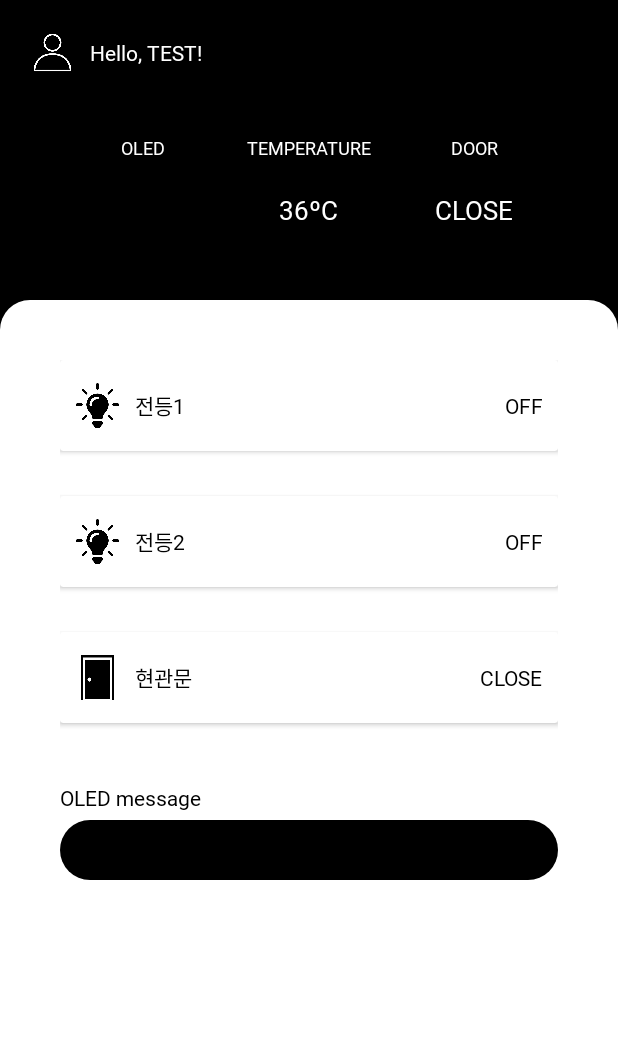
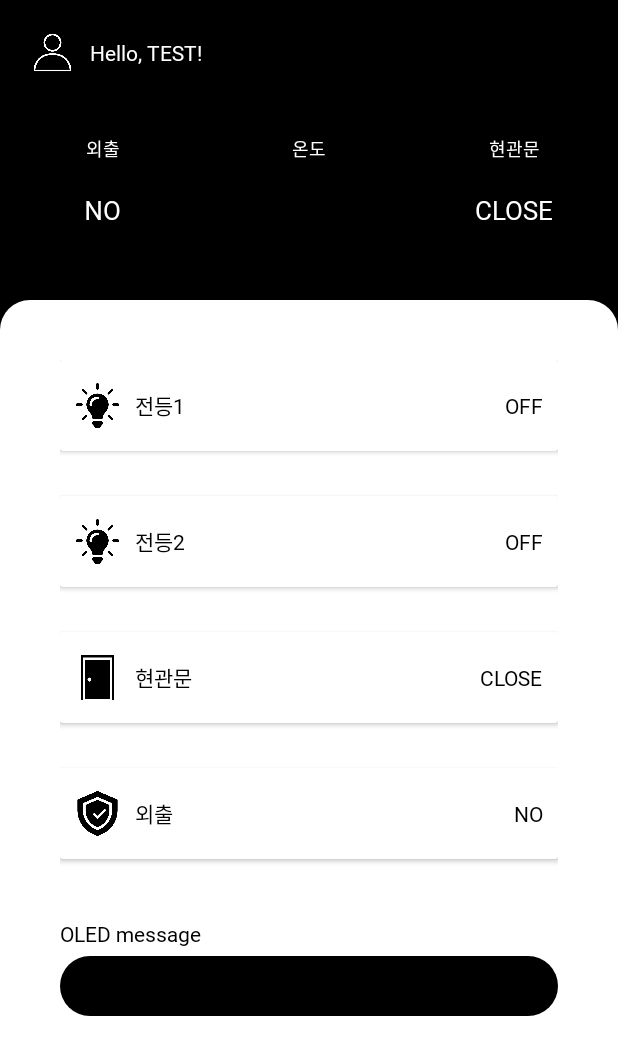
Before and after one commit to hyeonseongkang/SmartHome, an Android app: the screen it shows after launch (MainActivity), after a tap on "전등1", on a phone screen of 412 x 824 dp. Shown: the top 1055 px of the screen. Run offline under Robolectric (Android 15) with nearby library versions, the phone set to English and light mode, and no system bars; our stand-ins replace Firebase (no records; nobody signed in at launch, a user with empty details on screens opened directly), RxJava; libraries missing offline, so code that uses them is left out: com.jakewharton.rxbinding4; 9 statements that could not run were skipped.

Commit message:
feat: 외출 모드

```diff
--- a/Android/app/src/main/AndroidManifest.xml
+++ b/Android/app/src/main/AndroidManifest.xml
@@ -2,6 +2,7 @@
 <manifest xmlns:android="http://schemas.android.com/apk/res/android"
     xmlns:tools="http://schemas.android.com/tools">
 
+    <uses-permission android:name="android.permission.POST_NOTIFICATIONS" />
     <application
         android:allowBackup="true"
         android:dataExtractionRules="@xml/data_extraction_rules"
--- a/Android/app/src/main/java/com/example/android/repository/MainRepository.java
+++ b/Android/app/src/main/java/com/example/android/repository/MainRepository.java
@@ -4,6 +4,7 @@ import androidx.annotation.NonNull;
 import androidx.lifecycle.MutableLiveData;
 
 import com.example.android.model.Led;
+import com.example.android.model.Out;
 import com.google.firebase.database.DataSnapshot;
 import com.google.firebase.database.DatabaseError;
 import com.google.firebase.database.DatabaseReference;
@@ -16,21 +17,25 @@ public class MainRepository {
    private DatabaseReference temperatureRef;
    private DatabaseReference doorRef;
    private DatabaseReference oledRef;
+   private DatabaseReference outRef;
 
    private MutableLiveData<Led> ledValue;
    private MutableLiveData<String> temperatureValue;
    private MutableLiveData<Boolean> doorValue;
    private MutableLiveData<String> oledMessageValue;
+   private MutableLiveData<Out> outValue;
 
    public MainRepository() {
       ledRef = FirebaseDatabase.getInstance().getReference("led");
       temperatureRef = FirebaseDatabase.getInstance().getReference("temperature");
       doorRef = FirebaseDatabase.getInstance().getReference("door");
       oledRef = FirebaseDatabase.getInstance().getReference("oled");
+      outRef = FirebaseDatabase.getInstance().getReference("out");
       ledValue = new MutableLiveData<>();
       temperatureValue = new MutableLiveData<>();
       doorValue = new MutableLiveData<>();
       oledMessageValue = new MutableLiveData<>();
+      outValue = new MutableLiveData<>();
    }
 
    public MutableLiveData<Led> getLedLiveData() {
@@ -44,6 +49,8 @@ public class MainRepository {
    public MutableLiveData<String> getOLEDMessageLiveData() {
       return oledMessageValue;
    }
+
+   public MutableLiveData<Out> getOutLiveData() { return outValue; }
 
    public void getLed() {
       ledRef.addValueEventListener(new ValueEventListener() {
@@ -61,7 +68,7 @@ public class MainRepository {
    }
 
    public void getTemperature() {
-      temperatureRef.addListenerForSingleValueEvent(new ValueEventListener() {
+      temperatureRef.child("value").addListenerForSingleValueEvent(new ValueEventListener() {
          @Override
          public void onDataChange(@NonNull DataSnapshot snapshot) {
             String temperature = snapshot.getValue(String.class);
@@ -104,4 +111,19 @@ public class MainRepository {
          }
       });
    }
+
+   public void getSafeMode() {
+      outRef.addValueEventListener(new ValueEventListener() {
+         @Override
+         public void onDataChange(@NonNull DataSnapshot snapshot) {
+            Out out = snapshot.getValue(Out.class);
+            outValue.setValue(out);
+         }
+
+         @Override
+         public void onCancelled(@NonNull DatabaseError error) {
+
+         }
+      });
+   }
 }
--- a/Android/app/src/main/java/com/example/android/view/MainActivity.java
+++ b/Android/app/src/main/java/com/example/android/view/MainActivity.java
@@ -11,6 +11,7 @@ import android.view.View;
 
 import com.example.android.model.Led;
 import com.example.android.databinding.ActivityMainBinding;
+import com.example.android.model.Out;
 import com.example.android.util.RxAndroidUtils;
 import com.example.android.viewmodel.MainViewModel;
 
@@ -43,7 +44,8 @@ public class MainActivity extends AppCompatActivity {
         viewModel.getLed();
         viewModel.getDoor();
         viewModel.readMessageOLED();
-
+        viewModel.getTemperature();
+        viewModel.getSafeMode();
     }
 
     void initObserve() {
@@ -52,16 +54,16 @@ public class MainActivity extends AppCompatActivity {
             public void onChanged(Led led) {
                 String on = "ON";
                 String off = "OFF";
-                if (led.getRedLedState()) {
-                    binding.light1State.setText(on);
+                if (led.isRed()) {
+                    binding.redLed.setText(on);
                 } else {
-                    binding.light1State.setText(off);
+                    binding.redLed.setText(off);
                 }
 
-                if (led.getBlueLedState()) {
-                    binding.light2State.setText(on);
+                if (led.isBlue()) {
+                    binding.blueLed.setText(on);
                 } else {
-                    binding.light2State.setText(off);
+                    binding.blueLed.setText(off);
                 }
             }
         });
@@ -84,14 +86,32 @@ public class MainActivity extends AppCompatActivity {
         viewModel.getTemperatureLiveData().observe(this, new Observer<String>() {
             @Override
             public void onChanged(String s) {
-
+                binding.temperature.setText(s);
             }
         });
 
         viewModel.getOLEDMessageLiveData().observe(this, new Observer<String>() {
             @Override
             public void onChanged(String s) {
-                binding.OLEDText.setText(s);
+
+            }
+        });
+
+        viewModel.getOutLiveData().observe(this, new Observer<Out>() {
+            @Override
+            public void onChanged(Out out) {
+                String yes = "YES";
+                String no = "NO";
+                if (out.isMode()) {
+                    binding.outText.setText(yes);
+                    binding.outState.setText(yes);
+                } else {
+                    binding.outText.setText(no);
+                    binding.outState.setText(no);
+                }
+                if (out.isDetection()) {
+                    viewModel.showNotification();
+                }
             }
         });
     }
@@ -100,14 +120,14 @@ public class MainActivity extends AppCompatActivity {
         binding.light1.setOnClickListener(new View.OnClickListener() {
             @Override
             public void onClick(View view) {
-                viewModel.setLed("Red");
+                viewModel.setBlueLed();
             }
         });
 
         binding.light2.setOnClickListener(new View.OnClickListener() {
             @Override
             public void onClick(View view) {
-                viewModel.setLed("Blue");
+                viewModel.setRedLed();
             }
         });
 
@@ -117,6 +137,15 @@ public class MainActivity extends AppCompatActivity {
                 viewModel.setDoor();
             }
         });
+
+        binding.out.setOnClickListener(new View.OnClickListener() {
+            @Override
+            public void onClick(View view) {
+                viewModel.setSafeMode();
+            }
+        });
+
+
     }
 
     @SuppressLint("CheckResult")
@@ -128,7 +157,6 @@ public class MainActivity extends AppCompatActivity {
                 .subscribe(s -> {
                     Log.d(RxAndroidUtils.getInstance().getTag(), s);
                     String inputText = binding.message.getText().toString();
-                    Log.d(RxAndroidUtils.getInstance().getTag() + "!@!@", inputText);
                     viewModel.writeMessageOLED(inputText);
                 });
     }
--- a/Android/app/src/main/java/com/example/android/viewmodel/MainViewModel.java
+++ b/Android/app/src/main/java/com/example/android/viewmodel/MainViewModel.java
@@ -1,18 +1,32 @@
 package com.example.android.viewmodel;
 
 import android.app.Application;
+import android.app.Notification;
+import android.app.NotificationChannel;
+import android.app.NotificationManager;
+import android.app.PendingIntent;
+import android.content.Context;
+import android.content.Intent;
+import android.graphics.Bitmap;
+import android.graphics.BitmapFactory;
+import android.net.Uri;
+import android.os.Build;
 
 import androidx.annotation.NonNull;
+import androidx.core.app.NotificationCompat;
 import androidx.lifecycle.AndroidViewModel;
 import androidx.lifecycle.LiveData;
 
+import com.example.android.R;
 import com.example.android.model.Led;
+import com.example.android.model.Out;
 import com.example.android.repository.MainRepository;
 import com.google.firebase.database.DatabaseReference;
 import com.google.firebase.database.FirebaseDatabase;
 
 public class MainViewModel extends AndroidViewModel {
 
+   Application application;
    private MainRepository repository;
 
    private DatabaseReference ledRef;
@@ -21,22 +35,28 @@ public class MainViewModel extends AndroidViewModel {
 
    private DatabaseReference oledRef;
 
+   private DatabaseReference outRef;
+
    private LiveData<Led> ledValue;
    private LiveData<String> temperatureValue;
    private LiveData<Boolean> doorValue;
    private LiveData<String> oledMessageValue;
+   private LiveData<Out> outValue;
 
 
    public MainViewModel(@NonNull Application application) {
       super(application);
+      this.application = application;
       repository = new MainRepository();
       ledRef = FirebaseDatabase.getInstance().getReference("led");
       doorRef = FirebaseDatabase.getInstance().getReference("door");
       oledRef = FirebaseDatabase.getInstance().getReference("oled");
+      outRef = FirebaseDatabase.getInstance().getReference("out");
       ledValue = repository.getLedLiveData();
       temperatureValue = repository.getTemperatureLiveData();
       doorValue = repository.getDoorLiveData();
       oledMessageValue = repository.getOLEDMessageLiveData();
+      outValue = repository.getOutLiveData();
 
    }
 
@@ -50,22 +70,28 @@ public class MainViewModel extends AndroidViewModel {
 
    public LiveData<String> getOLEDMessageLiveData() { return  oledMessageValue; }
 
-   public void setLed(String led) {
-      Led ledList = ledValue.getValue();
-      if (ledList.getRedLed().equals(led)) {
-         if (ledList.getRedLedState()) {
-            ledList.setRedLedState(false);
-         } else {
-            ledList.setRedLedState(true);
-         }
+   public LiveData<Out> getOutLiveData() { return outValue; }
+
+   public void setRedLed() {
+      Led led = ledValue.getValue();
+      assert led != null;
+      if (led.isRed()) {
+         led.setRed(false);
       } else {
-         if (ledList.getBlueLedState()) {
-            ledList.setBlueLedState(false);
-         } else {
-            ledList.setBlueLedState(true);
-         }
+         led.setRed(true);
       }
-      ledRef.setValue(ledList);
+      ledRef.setValue(led);
+   }
+
+   public void setBlueLed() {
+      Led led = ledValue.getValue();
+      assert led != null;
+      if (led.isBlue()) {
+         led.setBlue(false);
+      } else {
+         led.setBlue(true);
+      }
+      ledRef.setValue(led);
    }
 
 
@@ -83,6 +109,17 @@ public class MainViewModel extends AndroidViewModel {
       doorRef.setValue(doorState);
    }
 
+   public void setSafeMode() {
+      Out safeMode = outValue.getValue();
+      if (safeMode.isMode()) {
+         safeMode.setMode(false);
+         safeMode.setDetection(false);
+      } else {
+         safeMode.setMode(true);
+      }
+      outRef.setValue(safeMode);
+   }
+
    public void getDoor() {
       repository.getDoor();
    }
@@ -92,8 +129,54 @@ public class MainViewModel extends AndroidViewModel {
       oledRef.setValue(message);
    }
 
-   public void readMessageOLED() {
+   public void readMessageOLED   () {
       repository.readMessageOLED();
+   }
+
+   public void getTemperature() {
+      repository.getTemperature();
+   }
+
+   public void getSafeMode() {
+      repository.getSafeMode();
+   }
+
+   public void showNotification() {
+      try {
+         NotificationManager notificationManager = (NotificationManager) application.getSystemService(Context.NOTIFICATION_SERVICE);
+         NotificationCompat.Builder builder = null;
+         if (Build.VERSION.SDK_INT >= Build.VERSION_CODES.O) {
+
+            String channelID = "channel_01";
+            String channelName = "MyChannel01";
+
+            NotificationChannel channel = new NotificationChannel(channelID, channelName, NotificationManager.IMPORTANCE_DEFAULT);
+
+            notificationManager.createNotificationChannel(channel);
+
+            builder = new NotificationCompat.Builder(application, channelID);
+         }
+
+         builder.setSmallIcon(android.R.drawable.ic_menu_view);
+
+         builder.setContentTitle("집안에 누군가 있습니다");
+         builder.setContentText("112 연결");
+         Bitmap bm = BitmapFactory.decodeResource(application.getResources(), R.drawable.safe);
+         builder.setLargeIcon(bm);
+
+         // 전화 연결하는 화면으로 이동하는 PendingIntent 생성
+         Intent intent = new Intent(Intent.ACTION_DIAL);
+         intent.setData(Uri.parse("tel:112"));
+         PendingIntent pendingIntent = PendingIntent.getActivity(application, 0, intent, PendingIntent.FLAG_IMMUTABLE);
+
+         builder.setContentIntent(pendingIntent); // PendingIntent 설정
+
+         Notification notification = builder.build();
+         notificationManager.notify(1, notification);
+      } catch (Exception e) {
+
+      }
+
    }
 
 
--- a/Android/app/src/main/res/layout/activity_main.xml
+++ b/Android/app/src/main/res/layout/activity_main.xml
@@ -44,8 +44,7 @@
             android:layout_height="wrap_content"
             android:orientation="horizontal"
             android:layout_below="@+id/top"
-            android:layout_marginLeft="40dp"
-            android:layout_marginRight="40dp"
+
             android:layout_marginTop="40dp">
 
             <RelativeLayout
@@ -57,19 +56,19 @@
                 <TextView
                     android:layout_width="wrap_content"
                     android:layout_height="wrap_content"
-                    android:text="OLED"
+                    android:text="외출"
                     android:textColor="#FFFFFF"
                     android:textSize="12dp"
                     android:layout_centerHorizontal="true"
                     android:fontFamily="@font/scd7"/>
 
                 <TextView
-                    android:id="@+id/OLEDText"
+                    android:id="@+id/outText"
                     android:layout_width="wrap_content"
                     android:layout_height="wrap_content"
                     android:layout_centerInParent="true"
                     android:fontFamily="@font/scd7"
-                    android:text="MESSAGE"
+                    android:text="OUT"
                     android:textColor="#FFFFFF"
                     android:textSize="17dp" />
 
@@ -84,13 +83,14 @@
                 <TextView
                     android:layout_width="wrap_content"
                     android:layout_height="wrap_content"
-                    android:text="TEMPERATURE"
+                    android:text="온도"
                     android:textColor="#FFFFFF"
                     android:textSize="12dp"
                     android:layout_centerHorizontal="true"
                     android:fontFamily="@font/scd7"/>
 
                 <TextView
+                    android:id="@+id/temperature"
                     android:layout_width="wrap_content"
                     android:layout_height="wrap_content"
                     android:layout_centerInParent="true"
@@ -110,7 +110,7 @@
                 <TextView
                     android:layout_width="wrap_content"
                     android:layout_height="wrap_content"
-                    android:text="DOOR"
+                    android:text="현관문"
                     android:textColor="#FFFFFF"
                     android:textSize="12dp"
                     android:layout_centerHorizontal="true"
@@ -180,7 +180,7 @@
                         android:textSize="14dp" />
 
                     <TextView
-                        android:id="@+id/light1State"
+                        android:id="@+id/blueLed"
                         android:layout_width="wrap_content"
                         android:layout_height="wrap_content"
                         android:layout_alignParentRight="true"
@@ -229,7 +229,7 @@
                         android:textSize="14dp" />
 
                     <TextView
-                        android:id="@+id/light2State"
+                        android:id="@+id/redLed"
                         android:layout_width="wrap_content"
                         android:layout_height="wrap_content"
                         android:layout_alignParentRight="true"
@@ -290,6 +290,53 @@
 
             </androidx.cardview.widget.CardView>
 
+            <androidx.cardview.widget.CardView
+                android:id="@+id/out"
+                android:layout_width="match_parent"
+                android:layout_height="wrap_content"
+                android:layout_marginTop="30dp">
+
+                <RelativeLayout
+                    android:layout_width="match_parent"
+                    android:layout_height="wrap_content"
+                    android:paddingBottom="15dp"
+                    android:paddingTop="15dp"
+                    android:paddingLeft="10dp"
+                    android:paddingRight="10dp">
+
+                    <ImageView
+                        android:id="@+id/image4"
+                        android:layout_width="30dp"
+                        android:layout_height="30dp"
+                        android:background="@drawable/safe"
+                        android:scaleType="fitXY" />
+
+                    <TextView
+                        android:layout_width="wrap_content"
+                        android:layout_height="wrap_content"
+                        android:layout_centerInParent="true"
+                        android:layout_marginLeft="10dp"
+                        android:layout_toRightOf="@+id/image4"
+                        android:fontFamily="@font/scd5"
+                        android:text="외출"
+                        android:textColor="#000000"
+                        android:textSize="14dp" />
+
+                    <TextView
+                        android:id="@+id/outState"
+                        android:layout_width="wrap_content"
+                        android:layout_height="wrap_content"
+                        android:layout_alignParentRight="true"
+                        android:layout_centerInParent="true"
+                        android:layout_marginLeft="10dp"
+                        android:fontFamily="@font/scd5"
+                        android:text="OUT"
+                        android:textColor="#000000"
+                        android:textSize="14dp" />
+                </RelativeLayout>
+
+            </androidx.cardview.widget.CardView>
+
             <TextView
                 android:id="@+id/ol"
                 android:layout_width="wrap_content"
--- a/Android/app/src/main/res/values/strings.xml
+++ b/Android/app/src/main/res/values/strings.xml
@@ -1,3 +1,3 @@
 <resources>
-    <string name="app_name">Android</string>
+    <string name="app_name">SmartHome</string>
 </resources>
```
Also changed, not shown: Android/app/src/main/java/com/example/android/model/Led.java (+14 -33 lines), Android/app/src/main/java/com/example/android/model/Out.java (added, +29 -0 lines), Android/app/src/main/res/drawable/safe.png (added).
